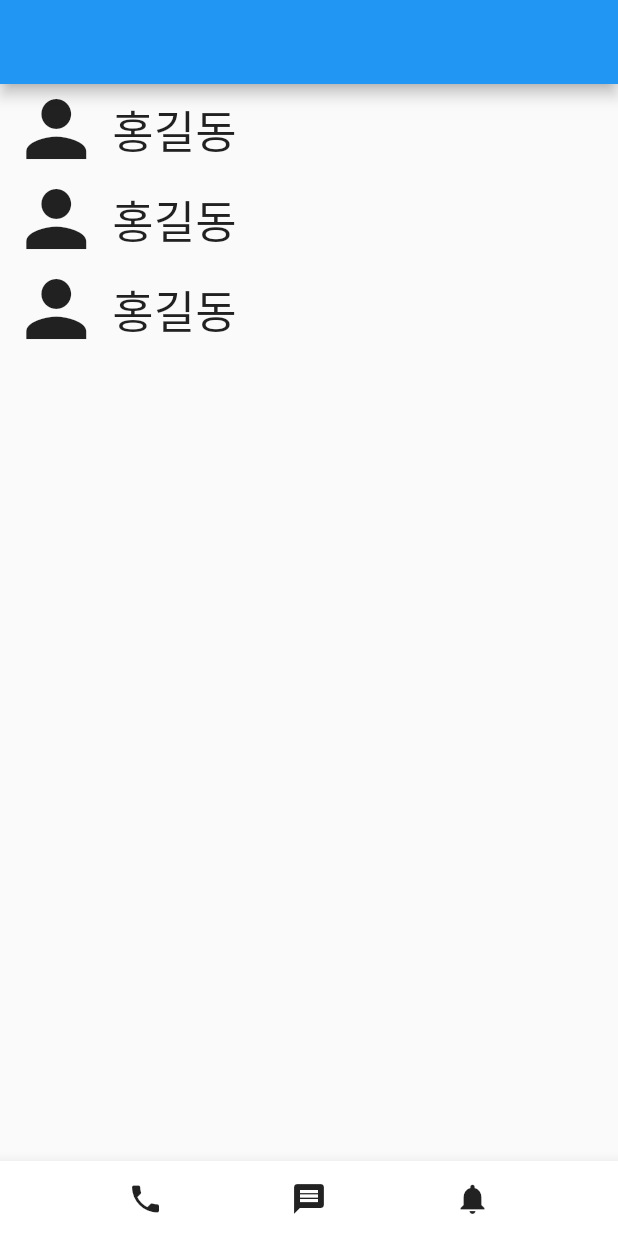
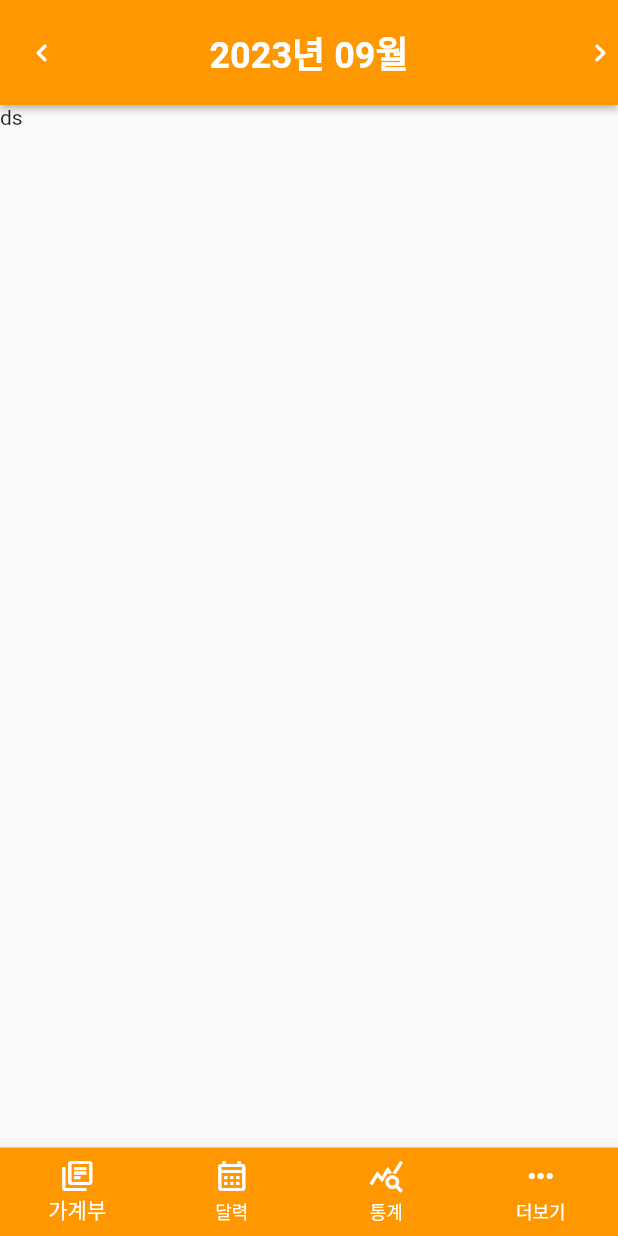
Before and after one commit to Kimhanyeol/ABC_Money_Diary, a Flutter app: the screen it shows after launch, on a phone screen of 412 x 824 dp. Run offline on Flutter 3.47's test engine with Material 2 defaults, Android fonts, the phone set to English and light mode, and no system bars.

Commit message:
[Add] AppBar & BottomNavigationBar

```diff
--- /dev/null
+++ b/lib/bars/main_appbar.dart
@@ -0,0 +1,48 @@
+import 'package:flutter/material.dart';
+import 'package:intl/intl.dart';
+
+//스테이터스바 불투명하게 만들기 위해 임포트
+import 'package:flutter/services.dart';
+
+class MainAppBar extends StatelessWidget implements PreferredSizeWidget {
+  MainAppBar({super.key});
+
+  String Month = DateFormat('yyyy년 MM월').format(DateTime.now());
+
+  @override
+  Widget build(BuildContext context) {
+    return AppBar(
+      //스테이터스바 투명하게 만드는 부분
+      systemOverlayStyle: SystemUiOverlayStyle(
+        statusBarColor: Colors.transparent,
+        systemNavigationBarColor: Colors.orange,
+        systemNavigationBarIconBrightness: Brightness.dark,
+      ),
+      //앱바 높이
+      toolbarHeight: 70,
+      //글자 가운데로
+      centerTitle: true,
+      //글자 색
+      foregroundColor: Colors.white,
+      //앱 바 색
+      backgroundColor: Colors.orange,
+      //앱 바 밑에 음영 사라지게 만드는 코드
+      elevation: 2,
+      leading: Icon(Icons.chevron_left_rounded),
+      title: Text(
+        Month,
+        style: TextStyle(
+          fontSize: 24,
+          fontWeight: FontWeight.w600,
+        ),
+      ),
+      actions: [
+        Icon(Icons.chevron_right_rounded),
+      ],
+    );
+  }
+
+  @override
+  // TODO: implement preferredSize
+  Size get preferredSize => Size.fromHeight(70);
+}
--- a/lib/main.dart
+++ b/lib/main.dart
@@ -1,107 +1,18 @@
 import 'package:flutter/material.dart';
+import 'package:abc_money_diary/screens/home_screen.dart';
 
 void main() {
-  runApp(const MyApp());
+  runApp(App());
 }
 
-class MyApp extends StatelessWidget {
-  const MyApp({super.key});
+class App extends StatelessWidget {
+  const App({super.key});
 
   @override
   Widget build(BuildContext context) {
-
     return MaterialApp(
-        home: Scaffold(
-          appBar: AppBar(),
-
-          body: ListView(
-            children: [
-              SizedBox(
-                child: Row(
-                  children: [
-                    Expanded(
-                      flex: 2,
-                      child: Icon(Icons.person, size: 60,),
-                    ),
-
-                    Expanded(
-                      flex: 9,
-                      child: Text('홍길동', style: TextStyle(fontSize: 30, ),),
-                    ),
-
-                  ],
-                ),
-              ),
-
-              SizedBox(
-                child: Row(
-                  children: [
-                    Expanded(
-                      flex: 2,
-                      child: Icon(Icons.person, size: 60,),
-                    ),
-
-                    Expanded(
-                      flex: 9,
-                      child: Text('홍길동', style: TextStyle(fontSize: 30, ),),
-                    ),
-
-                  ],
-                ),
-              ),
-
-              SizedBox(
-                child: Row(
-                  children: [
-                    Expanded(
-                      flex: 2,
-                      child: Icon(Icons.person, size: 60,),
-                    ),
-
-                    Expanded(
-                      flex: 9,
-                      child: Text('홍길동', style: TextStyle(fontSize: 30, ),),
-                    ),
-
-                  ],
-                ),
-              ),
-            ],
-          ),
-
-          bottomNavigationBar: BottomWidget(),
-        )
+      debugShowCheckedModeBanner: false,
+      home: HomeScreen(),
     );
   }
 }
-
-class BottomWidget extends StatelessWidget {
-  const BottomWidget({super.key});
-
-  @override
-  Widget build(BuildContext context) {
-    return BottomAppBar(
-      height: 50,
-      child: Row(
-        mainAxisAlignment: MainAxisAlignment.spaceEvenly,
-        children: [
-          Icon(Icons.phone),
-          Icon(Icons.message),
-          Icon(Icons.notifications),
-        ],
-      ),
-    );
-  }
-}
-
-
-class ContactList extends StatelessWidget {
-  const ContactList({super.key});
-
-  @override
-  Widget build(BuildContext context) {
-    return SizedBox(
-      child: Text('안녕'),
-    );
-  }
-}
--- /dev/null
+++ b/lib/screens/home_screen.dart
@@ -0,0 +1,41 @@
+import 'package:abc_money_diary/bars/main_appbar.dart';
+import 'package:flutter/material.dart';
+
+
+class HomeScreen extends StatelessWidget {
+  HomeScreen({super.key});
+
+  @override
+  Widget build(BuildContext context) {
+    return Scaffold(
+      appBar: MainAppBar(),
+
+      body: Text("ds"),
+
+      bottomNavigationBar:BottomNavigationBar(
+        type: BottomNavigationBarType.fixed,
+        backgroundColor: Colors.orange,
+        unselectedItemColor: Colors.white,
+        selectedItemColor: Colors.white,
+        items: [
+          BottomNavigationBarItem(
+            icon: Icon(Icons.library_books_outlined),
+            label: '가계부',
+          ),
+          BottomNavigationBarItem(
+            icon: Icon(Icons.calendar_month_outlined),
+            label: '달력',
+          ),
+          BottomNavigationBarItem(
+            icon: Icon(Icons.query_stats_outlined),
+            label: '통계',
+          ),
+          BottomNavigationBarItem(
+            icon: Icon(Icons.more_horiz_outlined),
+            label: '더보기',
+          ),
+        ],
+      ),
+    );
+  }
+}
--- a/pubspec.yaml
+++ b/pubspec.yaml
@@ -30,7 +30,7 @@ environment:
 dependencies:
   flutter:
     sdk: flutter
-
+  intl:
 
   # The following adds the Cupertino Icons font to your application.
   # Use with the CupertinoIcons class for iOS style icons.
```
Also changed, not shown: pubspec.lock.
